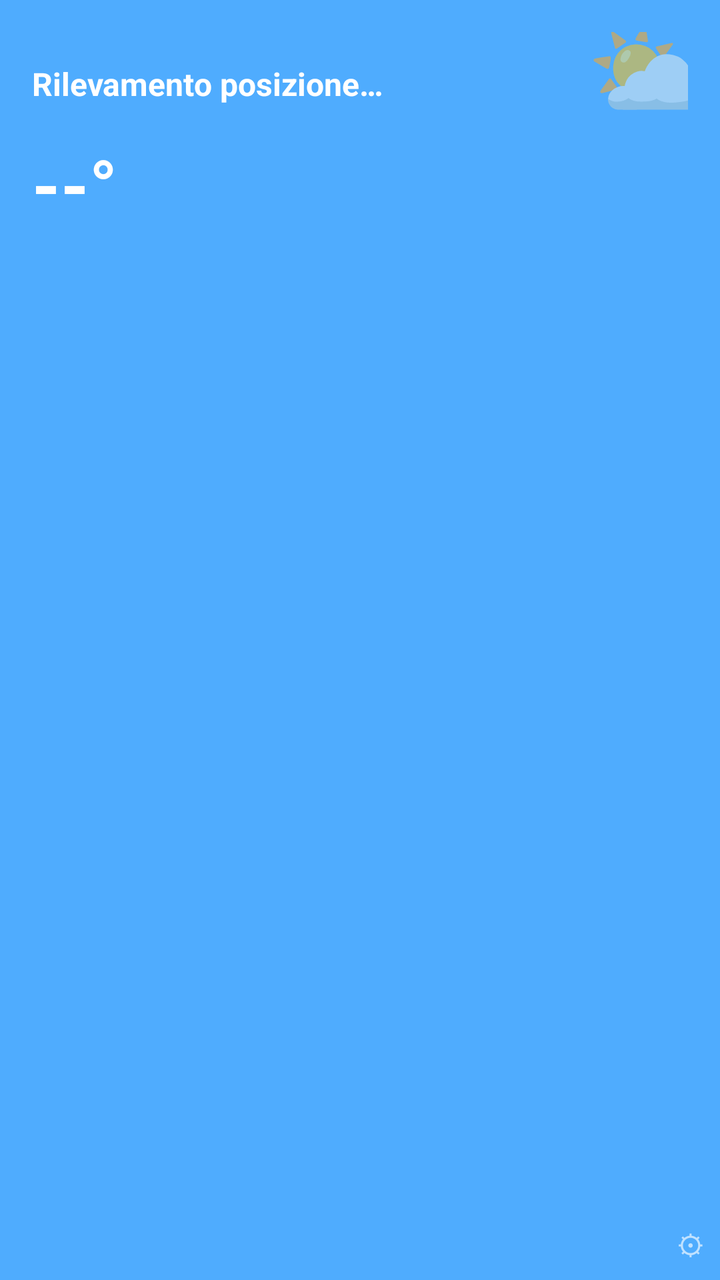
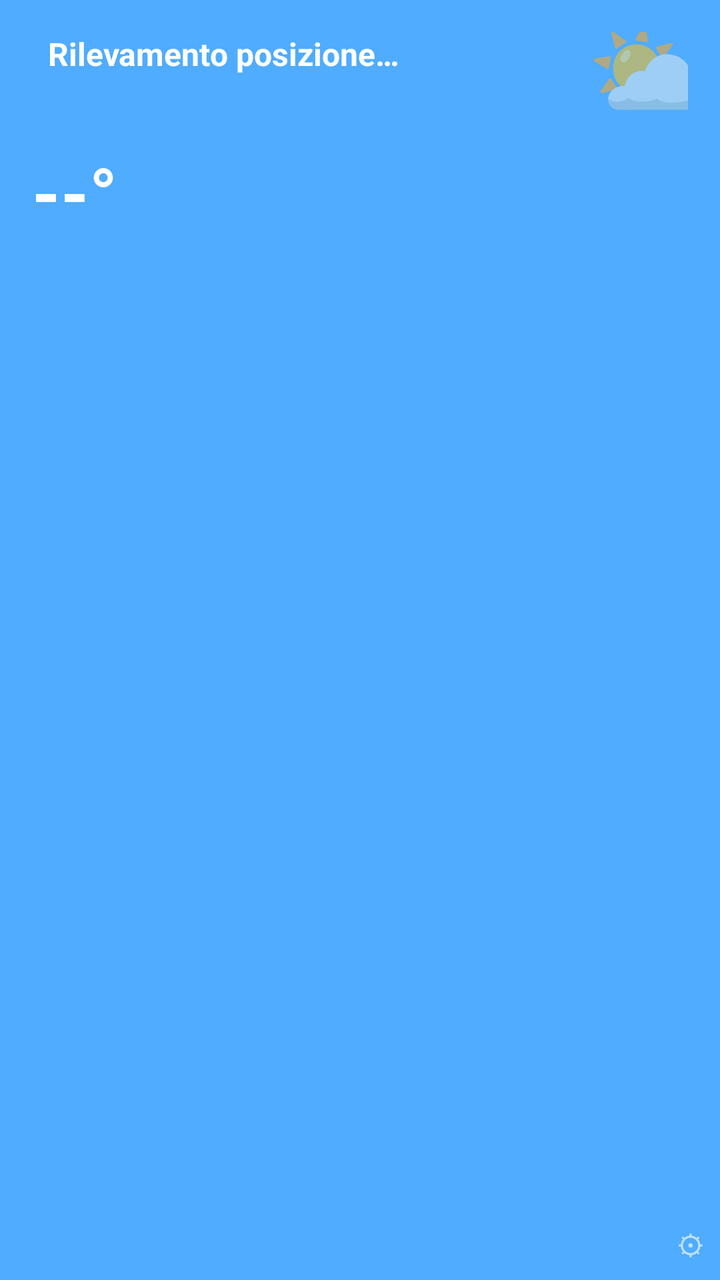

Before-and-after screenshots of an Android layout around one commit, followed by the original layout XML and the change that was made.
<!-- AndroidManifest.xml: application theme Theme.AppCompat.Light.NoActionBar -->
<!-- res/layout/weather_widget_large.xml -->
<?xml version="1.0" encoding="utf-8"?>
<FrameLayout xmlns:android="http://schemas.android.com/apk/res/android"
    android:layout_width="match_parent"
    android:layout_height="match_parent">

    <LinearLayout
        android:id="@+id/widget_root"
        android:layout_width="match_parent"
        android:layout_height="match_parent"
        android:orientation="vertical"
        android:background="#4facfe"
        android:padding="16dp">

        <LinearLayout
            android:layout_width="match_parent"
            android:layout_height="wrap_content"
            android:orientation="horizontal"
            android:clipChildren="false">

            <TextView
                android:id="@+id/city_text"
                android:layout_width="0dp"
                android:layout_height="wrap_content"
                android:layout_weight="1"
                android:layout_gravity="center_vertical"
                android:text="Rilevamento posizione…"
                android:textColor="#FFFFFF"
                android:textSize="16sp"
                android:textStyle="bold" />

            
            <TextView
                android:id="@+id/icon_text"
                android:layout_width="wrap_content"
                android:layout_height="wrap_content"
                android:layout_marginTop="-18dp"
                android:layout_marginEnd="-14dp"
                android:text="⛅"
                android:textSize="52sp" />
        </LinearLayout>

        <LinearLayout
            android:layout_width="match_parent"
            android:layout_height="wrap_content"
            android:orientation="horizontal">

            <LinearLayout
                android:layout_width="0dp"
                android:layout_height="wrap_content"
                android:layout_weight="1"
                android:orientation="vertical">

                <TextView
                    android:id="@+id/temp_text"
                    android:layout_width="wrap_content"
                    android:layout_height="wrap_content"
                    android:text="--°"
                    android:textColor="#FFFFFF"
                    android:textSize="36sp"
                    android:textStyle="bold" />

                <TextView
                    android:id="@+id/desc_text"
                    android:layout_width="wrap_content"
                    android:layout_height="wrap_content"
                    android:text=""
                    android:textColor="#FFFFFF"
                    android:textSize="13sp" />
            </LinearLayout>

            <LinearLayout
                android:layout_width="wrap_content"
                android:layout_height="wrap_content"
                android:layout_gravity="center_vertical"
                android:orientation="vertical"
                android:gravity="end">

                <TextView
                    android:id="@+id/humidity_text"
                    android:layout_width="wrap_content"
                    android:layout_height="wrap_content"
                    android:text=""
                    android:textColor="#E6FFFFFF"
                    android:textSize="11sp" />

                <TextView
                    android:id="@+id/rain_text"
                    android:layout_width="wrap_content"
                    android:layout_height="wrap_content"
                    android:layout_marginTop="2dp"
                    android:text=""
                    android:textColor="#E6FFFFFF"
                    android:textSize="11sp" />
            </LinearLayout>
        </LinearLayout>

        
        <HorizontalScrollView
            android:layout_width="match_parent"
            android:layout_height="wrap_content"
            android:layout_marginTop="10dp"
            android:scrollbars="none">

            <LinearLayout
                android:id="@+id/hourly_container"
                android:layout_width="wrap_content"
                android:layout_height="wrap_content"
                android:orientation="horizontal" />
        </HorizontalScrollView>

        <LinearLayout
            android:id="@+id/forecast_container"
            android:layout_width="match_parent"
            android:layout_height="wrap_content"
            android:layout_marginTop="8dp"
            android:orientation="horizontal" />

    </LinearLayout>

    <TextView
        android:id="@+id/settings_icon"
        android:layout_width="wrap_content"
        android:layout_height="wrap_content"
        android:layout_gravity="bottom|end"
        android:padding="8dp"
        android:text="⚙"
        android:textColor="#FFFFFF"
        android:alpha="0.65"
        android:textSize="14sp" />

</FrameLayout>
<!-- resources referenced by this layout -->
<resources>

</resources>

<!-- the commit's change to res/layout/weather_widget_large.xml (unified diff, before → after) -->
@@ -17,63 +17,12 @@
             android:orientation="horizontal"
             android:clipChildren="false">
 
-            <TextView
-                android:id="@+id/city_text"
-                android:layout_width="0dp"
-                android:layout_height="wrap_content"
-                android:layout_weight="1"
-                android:layout_gravity="center_vertical"
-                android:text="Rilevamento posizione…"
-                android:textColor="#FFFFFF"
-                android:textSize="16sp"
-                android:textStyle="bold" />
-
-            
-            <TextView
-                android:id="@+id/icon_text"
-                android:layout_width="wrap_content"
-                android:layout_height="wrap_content"
-                android:layout_marginTop="-18dp"
-                android:layout_marginEnd="-14dp"
-                android:text="⛅"
-                android:textSize="52sp" />
-        </LinearLayout>
-
-        <LinearLayout
-            android:layout_width="match_parent"
-            android:layout_height="wrap_content"
-            android:orientation="horizontal">
-
-            <LinearLayout
-                android:layout_width="0dp"
-                android:layout_height="wrap_content"
-                android:layout_weight="1"
-                android:orientation="vertical">
-
-                <TextView
-                    android:id="@+id/temp_text"
-                    android:layout_width="wrap_content"
-                    android:layout_height="wrap_content"
-                    android:text="--°"
-                    android:textColor="#FFFFFF"
-                    android:textSize="36sp"
-                    android:textStyle="bold" />
-
-                <TextView
-                    android:id="@+id/desc_text"
-                    android:layout_width="wrap_content"
-                    android:layout_height="wrap_content"
-                    android:text=""
-                    android:textColor="#FFFFFF"
-                    android:textSize="13sp" />
-            </LinearLayout>
-
             <LinearLayout
                 android:layout_width="wrap_content"
                 android:layout_height="wrap_content"
                 android:layout_gravity="center_vertical"
-                android:orientation="vertical"
-                android:gravity="end">
+                android:layout_marginEnd="8dp"
+                android:orientation="vertical">
 
                 <TextView
                     android:id="@+id/humidity_text"
@@ -92,7 +41,51 @@
                     android:textColor="#E6FFFFFF"
                     android:textSize="11sp" />
             </LinearLayout>
+
+            <LinearLayout
+                android:layout_width="0dp"
+                android:layout_height="wrap_content"
+                android:layout_weight="1"
+                android:orientation="vertical">
+
+                <TextView
+                    android:id="@+id/city_text"
+                    android:layout_width="wrap_content"
+                    android:layout_height="wrap_content"
+                    android:text="Rilevamento posizione…"
+                    android:textColor="#FFFFFF"
+                    android:textSize="16sp"
+                    android:textStyle="bold" />
+
+                <TextView
+                    android:id="@+id/desc_text"
+                    android:layout_width="wrap_content"
+                    android:layout_height="wrap_content"
+                    android:text=""
+                    android:textColor="#FFFFFF"
+                    android:textSize="13sp" />
+            </LinearLayout>
+
+            
+            <TextView
+                android:id="@+id/icon_text"
+                android:layout_width="wrap_content"
+                android:layout_height="wrap_content"
+                android:layout_marginTop="-18dp"
+                android:layout_marginEnd="-14dp"
+                android:text="⛅"
+                android:textSize="52sp" />
         </LinearLayout>
+
+        <TextView
+            android:id="@+id/temp_text"
+            android:layout_width="wrap_content"
+            android:layout_height="wrap_content"
+            android:layout_marginTop="4dp"
+            android:text="--°"
+            android:textColor="#FFFFFF"
+            android:textSize="36sp"
+            android:textStyle="bold" />
 
         
         <HorizontalScrollView
